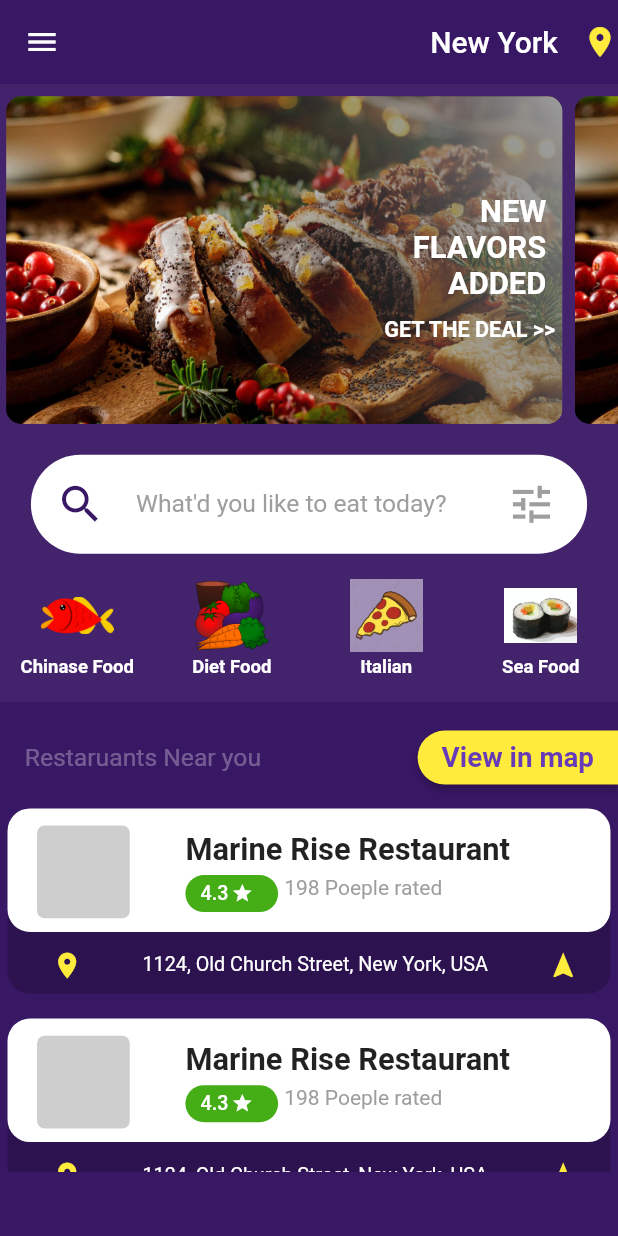
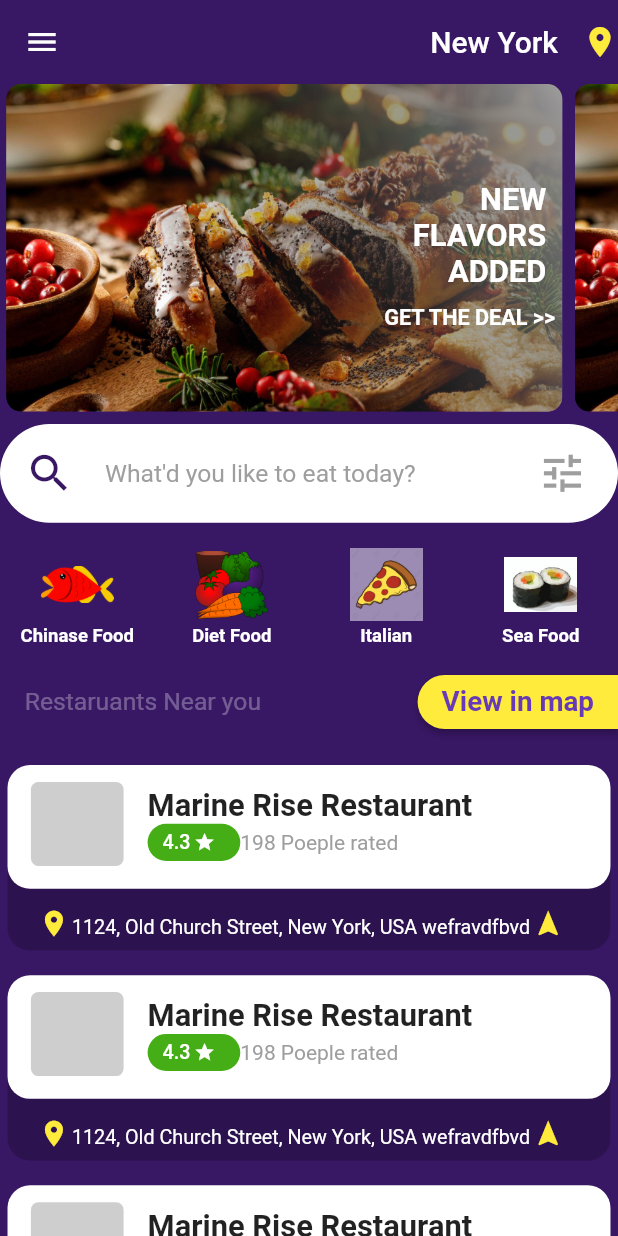
Before and after one commit to Facundo14/app_delivery, a Flutter app: the HomePage screen opened by its route, on a phone screen of 412 x 824 dp. Run offline on Flutter 3.47's test engine with Material 2 defaults, Android fonts, the phone set to English and light mode, and no system bars; our stand-ins replace animate_do, bloc, font_awesome_flutter, google_maps_flutter.

Commit message:
Algunas sugerencias

```diff
--- a/lib/pages/home_page.dart
+++ b/lib/pages/home_page.dart
@@ -3,6 +3,7 @@ import 'dart:ui';
 import 'package:app_delivery/animations/slider-animation.dart';
 import 'package:app_delivery/widgets/menu.dart';
 import 'package:app_delivery/widgets/top_sheet.dart';
+import 'package:flutter/cupertino.dart';
 import 'package:flutter/material.dart';
 
 class HomePage extends StatelessWidget {
@@ -44,35 +45,22 @@ class HomePage extends StatelessWidget {
         child: Container(
           width: size.width,
           height: size.height,
-          child: Stack(
-            alignment: Alignment.topCenter,
+
+          ///TODO no era necesario usar un stack y muchos positioned
+          child: Column(
+            // alignment: Alignment.topCenter,
             children: [
               //Background(),
-              FondoDifuminado(),
+              //TODO no le encontre funcionalidad a este widget
+              // FondoDifuminado(),
 
-              Positioned(
-                top: size.height * 0.01,
-                child: Slideshow(),
-              ),
+              Slideshow(),
               //Slideshow(),
-              Positioned(
-                top: size.height * 0.3,
-                right: size.width * 0.05,
-                left: size.width * 0.05,
-                child: InputSearch(),
-              ),
-              Positioned(
-                top: size.height * 0.38,
-                child: CategoryFoodSlide(),
-              ),
-              Positioned(
-                top: size.height * 0.5,
-                child: TextoYBoton(),
-              ),
-              Positioned(
-                top: size.height * 0.58,
-                child: ListaRestaurantes(),
-              ),
+              SizedBox(height: size.height * 0.01),
+              InputSearch(),
+              CategoryFoodSlide(),
+              TextoYBoton(),
+              ListaRestaurantes(),
               // Center(child: Text('Hola Mundo')),
             ],
           ),
@@ -89,7 +77,7 @@ class FondoDifuminado extends StatelessWidget {
     return Container(
       width: size.width,
       height: size.height * 0.5,
-      decoration: BoxDecoration(color: Colors.white.withOpacity(0.05)),
+      decoration: BoxDecoration(color: Colors.red.withOpacity(0.05)),
     );
   }
 }
@@ -97,10 +85,8 @@ class FondoDifuminado extends StatelessWidget {
 class ListaRestaurantes extends StatelessWidget {
   @override
   Widget build(BuildContext context) {
-    final size = MediaQuery.of(context).size;
-    return Container(
-      width: size.width,
-      height: size.height * 0.3,
+    ///TODO aca podias usar un expanded en vex de un container para que ocupe todo el sobrante la lista
+    return Expanded(
       child: ListView.builder(
         physics: BouncingScrollPhysics(),
         itemCount: 5,
@@ -127,13 +113,37 @@ class Restaurantes extends StatelessWidget {
       height: size.height * 0.17,
       child: Stack(
         children: [
+          ///Otra forma de acomodar los widget sin utilizar muchos positioned
+          ///Utiliza lo que es listile para acomodar los componentes ya que los componentes posee la forma del widget
           Container(
+            alignment: Alignment.bottomCenter,
             margin: EdgeInsets.all(5),
+            padding: EdgeInsets.symmetric(
+                vertical: size.height * 0.01, horizontal: size.width * 0.05),
             width: size.width,
             height: size.height * 0.15,
             decoration: BoxDecoration(
               color: Colors.black.withOpacity(0.2),
               borderRadius: BorderRadius.circular(15),
+            ),
+            child: Row(
+              crossAxisAlignment: CrossAxisAlignment.end,
+              children: [
+                Icon(Icons.location_on,
+                    color: Colors.yellow, size: size.width * 0.05),
+                //El container es para que si el texto es muy largo no sobresalga de la pantalla y genere overflow
+                Container(
+                  alignment: Alignment.bottomCenter,
+                  width: size.width * 0.75,
+                  child: Text(
+                      '1124, Old Church Street, New York, USA wefravdfbvd',
+                      overflow: TextOverflow.ellipsis,
+                      style: TextStyle(
+                          color: Colors.white, fontSize: size.width * 0.032)),
+                ),
+                Icon(Icons.navigation,
+                    color: Colors.yellow, size: size.width * 0.05)
+              ],
             ),
           ),
           Container(
@@ -145,10 +155,10 @@ class Restaurantes extends StatelessWidget {
               borderRadius: BorderRadius.circular(15),
             ),
           ),
-          Positioned(
-            top: size.width * 0.04,
-            left: size.width * 0.06,
-            child: GestureDetector(
+          ListTile(
+            contentPadding: EdgeInsets.only(
+                top: size.height * 0.01, left: size.width * 0.05),
+            leading: GestureDetector(
               onTap: () {
                 Navigator.pushNamed(context, 'restoInfo');
               },
@@ -161,27 +171,24 @@ class Restaurantes extends StatelessWidget {
                 ),
               ),
             ),
+            title: Text(
+              'Marine Rise Restaurant',
+              style: TextStyle(
+                  fontSize: size.width * 0.05, fontWeight: FontWeight.bold),
             ),
-          Positioned(
-            top: size.width * 0.05,
-            left: size.width * 0.3,
-            child: Text(
-              'Marine Rise Restaurant',
-              style: TextStyle(fontSize: size.width * 0.05, fontWeight: FontWeight.bold),
-            ),
-          ),
-          Positioned(
-            top: size.width * 0.12,
-            left: size.width * 0.3,
-            child: Container(
+            subtitle: Row(
+              children: [
+                Container(
                   height: size.height * 0.03,
                   width: size.width * 0.15,
                   child: ElevatedButton(
                     onPressed: () {},
                     style: ButtonStyle(
-                  padding: MaterialStateProperty.all(EdgeInsets.symmetric(horizontal: 10)),
+                      padding: MaterialStateProperty.all(
+                          EdgeInsets.symmetric(horizontal: 10)),
                       elevation: MaterialStateProperty.all(0),
-                  backgroundColor: MaterialStateProperty.all(Color(0xff45AE17)),
+                      backgroundColor:
+                          MaterialStateProperty.all(Color(0xff45AE17)),
                       shape: MaterialStateProperty.all<RoundedRectangleBorder>(
                         RoundedRectangleBorder(
                           borderRadius: BorderRadius.all(Radius.circular(30)),
@@ -203,30 +210,11 @@ class Restaurantes extends StatelessWidget {
                     ),
                   ),
                 ),
-          ),
-          Positioned(
-            top: size.width * 0.12,
-            left: size.width * 0.46,
-            child: Text(
+                Text(
                   '198 Poeple rated',
                   style: TextStyle(color: Colors.grey),
                 ),
-          ),
-          Positioned(
-            left: size.width * 0.06,
-            bottom: size.height * 0.025,
-            child: Container(
-              width: size.width * 0.9,
-              child: Row(
-                mainAxisAlignment: MainAxisAlignment.spaceEvenly,
-                children: [
-                  Icon(Icons.location_on, color: Colors.yellow, size: size.width * 0.05),
-                  SizedBox(width: size.width * 0.05),
-                  Text('1124, Old Church Street, New York, USA', style: TextStyle(color: Colors.white, fontSize: size.width * 0.032)),
-                  SizedBox(width: size.width * 0.05),
-                  Icon(Icons.navigation, color: Colors.yellow, size: size.width * 0.05)
               ],
-              ),
             ),
           ),
         ],
@@ -248,7 +236,9 @@ class TextoYBoton extends StatelessWidget {
           SizedBox(width: size.width * 0.04),
           Text(
             'Restaruants Near you',
-            style: TextStyle(color: Colors.white.withOpacity(0.3), fontSize: size.width * 0.04),
+            style: TextStyle(
+                color: Colors.white.withOpacity(0.3),
+                fontSize: size.width * 0.04),
           ),
           Spacer(),
           ElevatedButton(
@@ -257,13 +247,18 @@ class TextoYBoton extends StatelessWidget {
             },
             child: Text(
               'View in map',
-              style: TextStyle(color: Colors.deepPurple, fontWeight: FontWeight.bold, fontSize: size.width * 0.045),
+              style: TextStyle(
+                  color: Colors.deepPurple,
+                  fontWeight: FontWeight.bold,
+                  fontSize: size.width * 0.045),
             ),
             style: ButtonStyle(
               backgroundColor: MaterialStateProperty.all(Colors.yellow),
               shape: MaterialStateProperty.all<RoundedRectangleBorder>(
                 RoundedRectangleBorder(
-                  borderRadius: BorderRadius.only(topLeft: Radius.circular(30), bottomLeft: Radius.circular(30)),
+                  borderRadius: BorderRadius.only(
+                      topLeft: Radius.circular(30),
+                      bottomLeft: Radius.circular(30)),
                 ),
               ),
             ),
@@ -338,17 +333,24 @@ class CardSlide extends StatelessWidget {
               child: Column(
                 children: [
                   Container(
-                    padding: EdgeInsets.only(right: size.height * 0.013, top: size.height * 0.013),
+                    padding: EdgeInsets.only(
+                        right: size.height * 0.013, top: size.height * 0.013),
                     child: Text(
                       'NEW FLAVORS ADDED',
-                      style: TextStyle(fontSize: size.width * 0.05, color: Colors.white, fontWeight: FontWeight.bold),
+                      style: TextStyle(
+                          fontSize: size.width * 0.05,
+                          color: Colors.white,
+                          fontWeight: FontWeight.bold),
                       textAlign: TextAlign.right,
                     ),
                   ),
                   SizedBox(height: size.height * 0.013),
                   Text(
                     'GET THE DEAL >>',
-                    style: TextStyle(fontSize: size.width * 0.035, color: Colors.white, fontWeight: FontWeight.bold),
+                    style: TextStyle(
+                        fontSize: size.width * 0.035,
+                        color: Colors.white,
+                        fontWeight: FontWeight.bold),
                   ),
                 ],
               ),
@@ -387,7 +389,8 @@ class InputSearch extends StatelessWidget {
               decoration: InputDecoration(
                 hintText: 'What\'d you like to eat today?',
                 hintStyle: TextStyle(color: Colors.grey),
-                contentPadding: EdgeInsets.symmetric(horizontal: size.width * 0.05),
+                contentPadding:
+                    EdgeInsets.symmetric(horizontal: size.width * 0.05),
                 border: InputBorder.none,
               ),
             ),
@@ -416,8 +419,10 @@ class CategoryFoodSlide extends StatelessWidget {
         scrollDirection: Axis.horizontal,
         child: Row(
           children: [
-            CategoryFood(img: 'assets/category/pez.png', titulo: 'Chinase Food'),
-            CategoryFood(img: 'assets/category/vegetales.png', titulo: 'Diet Food'),
+            CategoryFood(
+                img: 'assets/category/pez.png', titulo: 'Chinase Food'),
+            CategoryFood(
+                img: 'assets/category/vegetales.png', titulo: 'Diet Food'),
             CategoryFood(img: 'assets/category/pizza.png', titulo: 'Italian'),
             CategoryFood(img: 'assets/category/sushi.png', titulo: 'Sea Food'),
           ],
@@ -457,7 +462,10 @@ class CategoryFood extends StatelessWidget {
           bottom: 0,
           child: Text(
             this.titulo,
-            style: TextStyle(color: Colors.white, fontSize: size.height * 0.015, fontWeight: FontWeight.bold),
+            style: TextStyle(
+                color: Colors.white,
+                fontSize: size.height * 0.015,
+                fontWeight: FontWeight.bold),
           ),
         )
       ],
```
Also changed, not shown: lib/pages/order_list_page.dart (+14 -7 lines), lib/pages/resto_info_page.dart (+27 -10 lines), 2 other files. Lines whose indentation alone changed are shown as unchanged.
